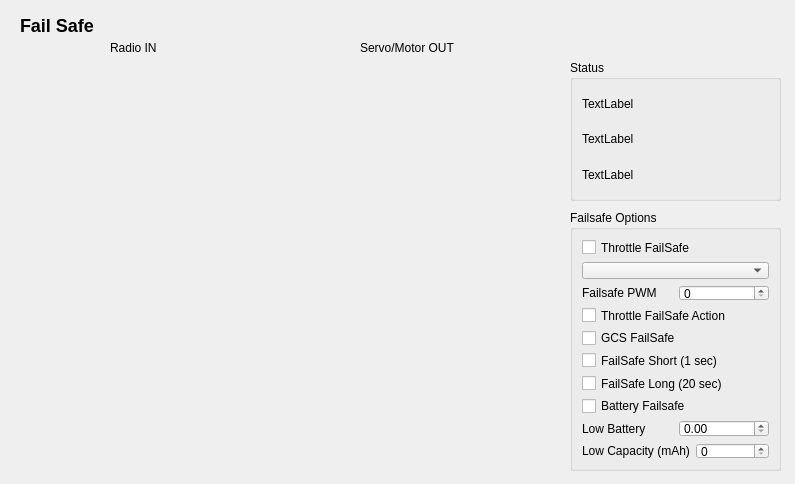
Before: the Qt Designer form src/ui/configuration/FailSafeConfig.ui in ArduPilot/apm_planner, drawn with Qt 5.
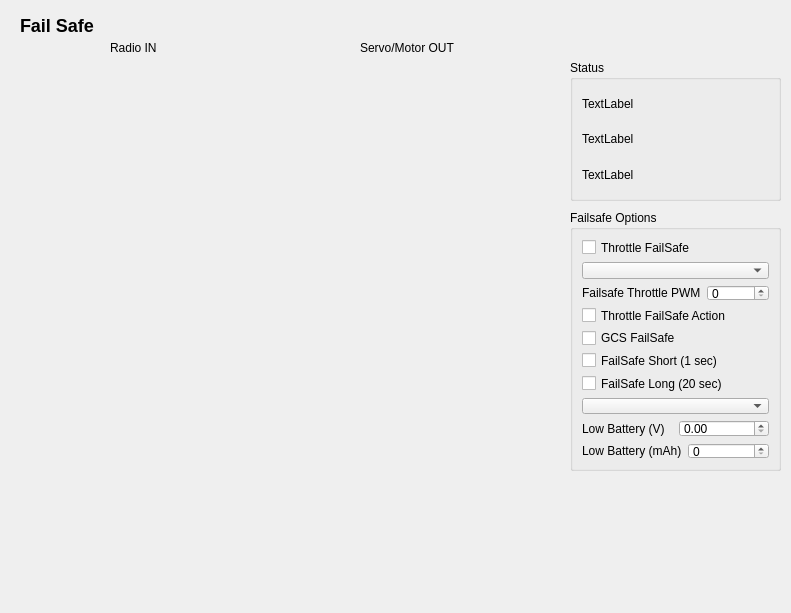
After: the same form once the commit is applied. Custom widgets are drawn as their Qt base class.

Commit message: Replaced BatteryFailSafe CheckBox with a ComboBox to allow DISABLED, LAND, and RTL options. UI updates for clarity.

Patch:
```diff
--- a/src/ui/configuration/FailSafeConfig.ui
+++ b/src/ui/configuration/FailSafeConfig.ui
@@ -6,8 +6,8 @@
    <rect>
     <x>0</x>
     <y>0</y>
-    <width>795</width>
-    <height>484</height>
+    <width>791</width>
+    <height>613</height>
    </rect>
   </property>
   <property name="windowTitle">
@@ -370,7 +370,7 @@
       <item>
        <widget class="QLabel" name="label_5">
         <property name="text">
-         <string>Failsafe PWM</string>
+         <string>Failsafe Throttle PWM</string>
         </property>
        </widget>
       </item>
@@ -412,18 +412,14 @@
      </widget>
     </item>
     <item>
-     <widget class="QCheckBox" name="batteryFailCheckBox">
-      <property name="text">
-       <string>Battery Failsafe</string>
-      </property>
-     </widget>
+     <widget class="QComboBox" name="batteryFailSafeComboBox"/>
     </item>
     <item>
      <layout class="QHBoxLayout" name="horizontalLayout">
       <item>
        <widget class="QLabel" name="label_6">
         <property name="text">
-         <string>Low Battery</string>
+         <string>Low Battery (V)</string>
         </property>
        </widget>
       </item>
@@ -441,7 +437,7 @@
       <item>
        <widget class="QLabel" name="label_7">
         <property name="text">
-         <string>Low Capacity (mAh)</string>
+         <string>Low Battery (mAh)</string>
         </property>
        </widget>
       </item>
```
Left out of the diff: 8 changed lines with no effect on the pictures. The commit also changes 2 other files.
